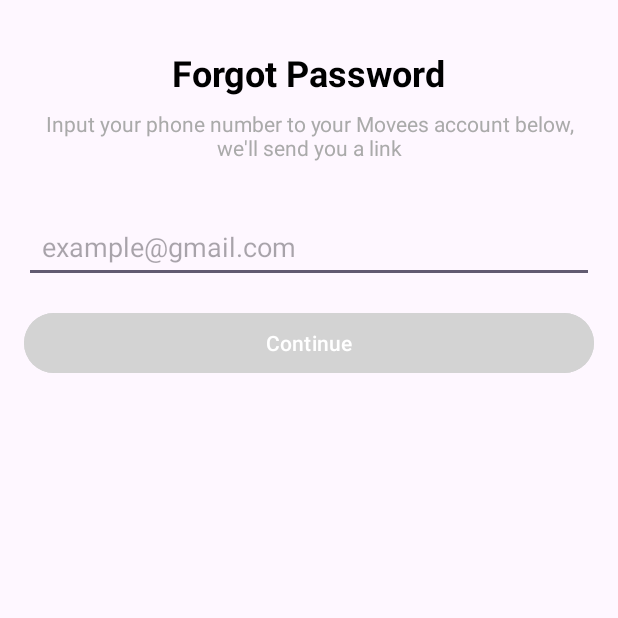
After one commit to NguyenNgocKhanhDuy/MovieApp, an Android app built with Jetpack Compose: the SendOTPActivity screen opened directly, with no data from a screen before it, on a phone screen of 412 x 824 dp, the top half of it. The commit adds this screen. Run offline under Robolectric (Android 15) with nearby library versions, the phone set to English and light mode, and no system bars; our stand-ins replace Firebase (no records; nobody signed in at launch, a user with empty details on screens opened directly).

Commit message:
reset pw

```diff
--- a/app/src/main/AndroidManifest.xml
+++ b/app/src/main/AndroidManifest.xml
@@ -15,6 +15,10 @@
         android:theme="@style/Theme.MovieApp"
         android:usesCleartextTraffic="true"
         tools:targetApi="31">
+
+        <activity android:name=".SendOTPActivity" />
+        <activity android:name=".OTPActivity" />
+        <activity android:name=".CreateNewPasswordActivity" />
         <activity
             android:name=".Activity_watching_movie"
             android:exported="false" />
@@ -50,7 +54,9 @@
                 <action android:name="android.intent.action.MAIN" />
                 <!-- <category android:name="android.intent.category.LAUNCHER" /> -->
             </intent-filter>
+
         </activity>
+
     </application>
 
 </manifest>
--- /dev/null
+++ b/app/src/main/java/com/example/movieapp/SendOTPActivity.java
@@ -0,0 +1,77 @@
+package com.example.movieapp;
+
+import android.content.Intent;
+import android.os.Bundle;
+import android.widget.Button;
+import android.widget.EditText;
+import android.widget.Toast;
+
+import androidx.annotation.NonNull;
+import androidx.appcompat.app.AppCompatActivity;
+
+import com.google.android.gms.tasks.OnCompleteListener;
+import com.google.android.gms.tasks.Task;
+import com.google.firebase.auth.FirebaseAuth;
+import com.google.firebase.auth.FirebaseAuthInvalidUserException;
+import com.google.firebase.auth.FirebaseAuthRecentLoginRequiredException;
+import com.google.firebase.auth.FirebaseAuthUserCollisionException;
+
+public class SendOTPActivity extends AppCompatActivity {
+
+    private EditText etEmail;
+    private Button btnSendResetEmail;
+    private FirebaseAuth mAuth;
+    private String userEmail;
+
+    @Override
+    protected void onCreate(Bundle savedInstanceState) {
+        super.onCreate(savedInstanceState);
+        setContentView(R.layout.activity_forgot_password);
+
+        etEmail = findViewById(R.id.email_input);
+        btnSendResetEmail = findViewById(R.id.continue_button);
+        mAuth = FirebaseAuth.getInstance();
+
+        btnSendResetEmail.setOnClickListener(v -> {
+            userEmail = etEmail.getText().toString().trim();
+            if (userEmail.isEmpty()) {
+                etEmail.setError("Email is required!");
+                etEmail.requestFocus();
+                return;
+            }
+
+            sendResetPasswordEmail(userEmail);
+        });
+    }
+
+    private void sendResetPasswordEmail(String email) {
+        mAuth.sendPasswordResetEmail(email)
+                .addOnCompleteListener(new OnCompleteListener<Void>() {
+                    @Override
+                    public void onComplete(@NonNull Task<Void> task) {
+                        if (task.isSuccessful()) {
+                            Toast.makeText(SendOTPActivity.this, "Reset email sent!", Toast.LENGTH_SHORT).show();
+                            onCodeSent(userEmail); // Gọi hàm onCodeSent khi gửi email thành công
+                        } else {
+                            // Xử lý các ngoại lệ Firebase Auth
+                            Exception exception = task.getException();
+                            if (exception instanceof FirebaseAuthInvalidUserException) {
+                                Toast.makeText(SendOTPActivity.this, "Email address not found", Toast.LENGTH_SHORT).show();
+                            } else if (exception instanceof FirebaseAuthRecentLoginRequiredException) {
+                                Toast.makeText(SendOTPActivity.this, "Recent login is required", Toast.LENGTH_SHORT).show();
+                            } else if (exception instanceof FirebaseAuthUserCollisionException) {
+                                Toast.makeText(SendOTPActivity.this, "User already exists", Toast.LENGTH_SHORT).show();
+                            } else {
+                                Toast.makeText(SendOTPActivity.this, "Failed to send reset email. " + exception.getMessage(), Toast.LENGTH_SHORT).show();
+                            }
+                        }
+                    }
+                });
+    }
+
+    private void onCodeSent(String email) {
+        Intent intent = new Intent(SendOTPActivity.this, OTPActivity.class);
+        intent.putExtra("userEmail", email);
+        startActivity(intent);
+    }
+}
--- /dev/null
+++ b/app/src/main/res/layout/activity_forgot_password.xml
@@ -0,0 +1,54 @@
+<?xml version="1.0" encoding="utf-8"?>
+<LinearLayout xmlns:android="http://schemas.android.com/apk/res/android"
+    xmlns:tools="http://schemas.android.com/tools"
+    android:layout_width="match_parent"
+    android:layout_height="match_parent"
+    android:orientation="vertical"
+    android:padding="16dp"
+    tools:context=".SendOTPActivity">
+
+    <!-- Title -->
+    <TextView
+        android:id="@+id/title"
+        android:layout_width="wrap_content"
+        android:layout_height="wrap_content"
+        android:text="Forgot Password"
+        android:textSize="24sp"
+        android:textStyle="bold"
+        android:textColor="@android:color/black"
+        android:layout_gravity="center_horizontal"
+        android:paddingTop="16dp"
+        android:paddingBottom="8dp"/>
+
+    <!-- Description -->
+    <TextView
+        android:id="@+id/description"
+        android:layout_width="wrap_content"
+        android:layout_height="wrap_content"
+        android:text="Input your phone number to your Movees account below, we'll send you a link"
+        android:textSize="14sp"
+        android:textColor="@android:color/darker_gray"
+        android:layout_gravity="center_horizontal"
+        android:paddingBottom="16dp"
+        android:textAlignment="center"/>
+
+
+    <EditText
+        android:id="@+id/email_input"
+        android:layout_width="match_parent"
+        android:layout_height="wrap_content"
+        android:hint="example@gmail.com"
+        android:inputType="textEmailAddress"
+        android:padding="12dp"
+        android:layout_marginTop="16dp"/>
+
+    <!-- Continue Button -->
+    <Button
+        android:id="@+id/continue_button"
+        android:layout_width="match_parent"
+        android:layout_height="wrap_content"
+        android:text="Continue"
+        android:backgroundTint="@color/custom_color"
+        android:textColor="@android:color/white"
+        android:layout_marginTop="16dp"/>
+</LinearLayout>
--- a/app/src/main/res/values/strings.xml
+++ b/app/src/main/res/values/strings.xml
@@ -54,6 +54,7 @@
         vestibulum. Fusce dictum libero quis erat maximus, vitae volutpat diam dignissim.
     </string>
     <string name="title_activity_discover">DiscoverActivity</string>
+    <string name="title_activity_create_new_password">activity_create_new_password</string>
 
 
 </resources>
```
Also changed, not shown: app/src/main/java/com/example/movieapp/CreateNewPasswordActivity.java (added, +63 -0 lines), app/src/main/java/com/example/movieapp/Login.java (+6 -2 lines), app/src/main/java/com/example/movieapp/OTPActivity.java (added, +183 -0 lines), app/src/main/java/com/example/movieapp/ui/theme/Color.kt (added, +11 -0 lines), app/src/main/java/com/example/movieapp/ui/theme/Theme.kt (added, +58 -0 lines), app/src/main/java/com/example/movieapp/ui/theme/Type.kt (added, +34 -0 lines), app/src/main/res/drawable/otp_edit_text_background.xml (added, +26 -0 lines), app/src/main/res/layout/activity_create_new_password.xml (added, +76 -0 lines), app/src/main/res/layout/activity_otp.xml (added, +129 -0 lines).
